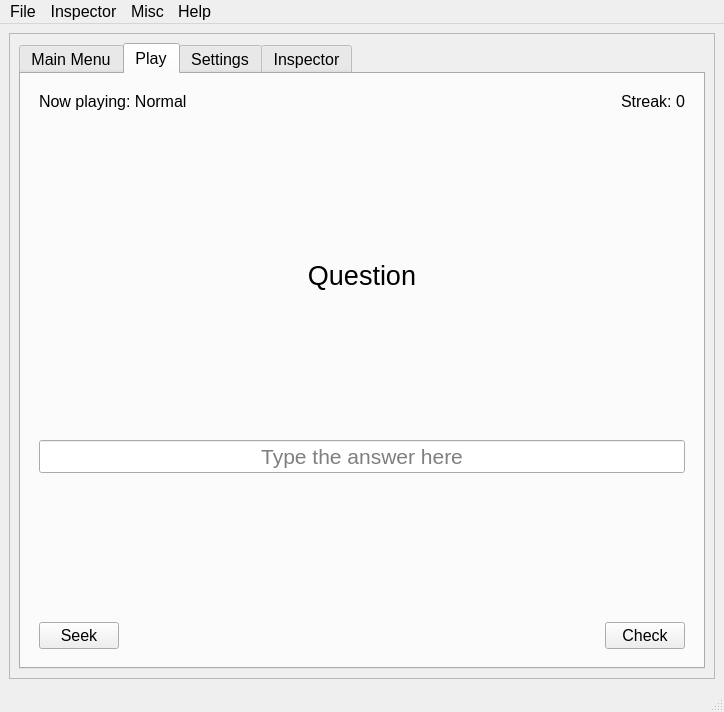
The window that v2/ui-files/main.ui (LuuppiChan/luupycards) describes before a commit, drawn with Qt 5.
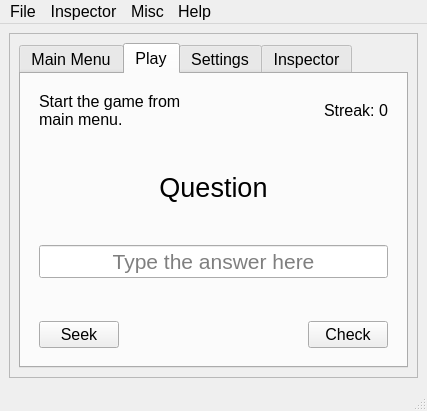
The same window after the commit. The open tabs and pages were chosen to show the change. Icons and pictures are not drawn.

Patch:
```diff
--- a/v2/ui-files/main.ui
+++ b/v2/ui-files/main.ui
@@ -6,8 +6,8 @@
    <rect>
     <x>0</x>
     <y>0</y>
-    <width>724</width>
-    <height>712</height>
+    <width>427</width>
+    <height>411</height>
    </rect>
   </property>
   <property name="font">
@@ -40,8 +40,8 @@
         <rect>
          <x>0</x>
          <y>0</y>
-         <width>708</width>
-         <height>635</height>
+         <width>411</width>
+         <height>334</height>
         </rect>
        </property>
        <layout class="QGridLayout" name="gridLayout_11">
@@ -289,7 +289,10 @@
                      <string/>
                     </property>
                     <property name="text">
-                     <string>Now playing: Normal</string>
+                     <string>Start the game from main menu.</string>
+                    </property>
+                    <property name="wordWrap">
+                     <bool>true</bool>
                     </property>
                     <property name="textInteractionFlags">
                      <set>Qt::LinksAccessibleByMouse|Qt::TextEditable|Qt::TextSelectableByMouse</set>
@@ -1210,7 +1213,7 @@
     <rect>
      <x>0</x>
      <y>0</y>
-     <width>724</width>
+     <width>427</width>
      <height>33</height>
     </rect>
    </property>
```
Left out of the diff: 6 changed lines with no effect on the pictures.
